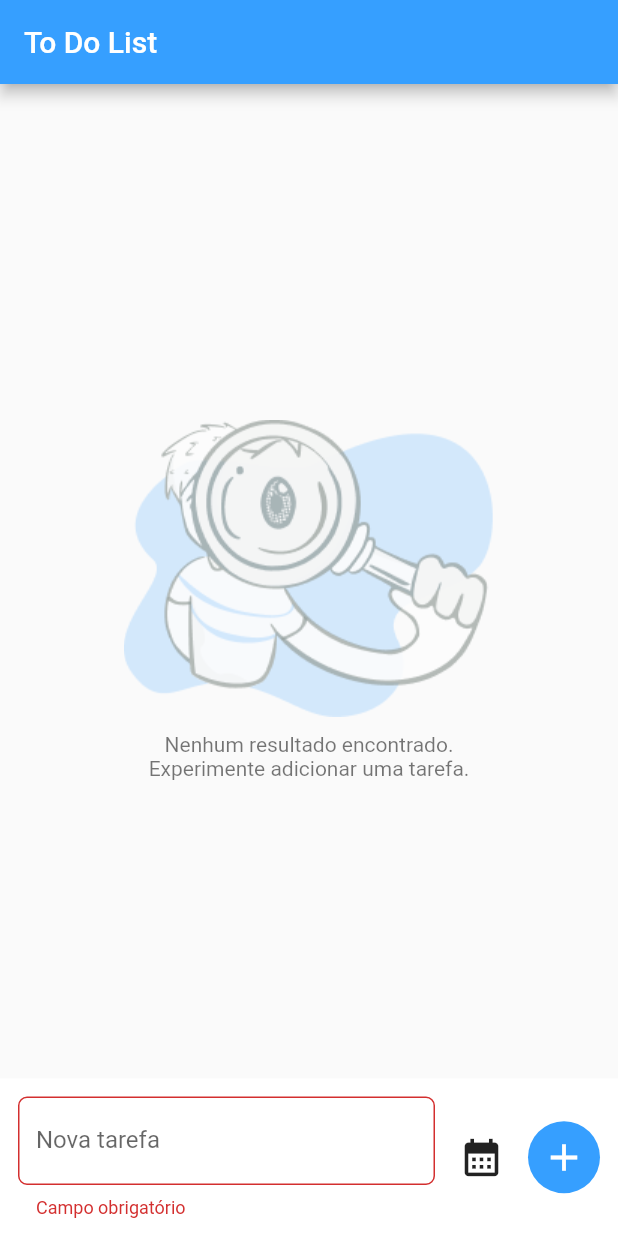
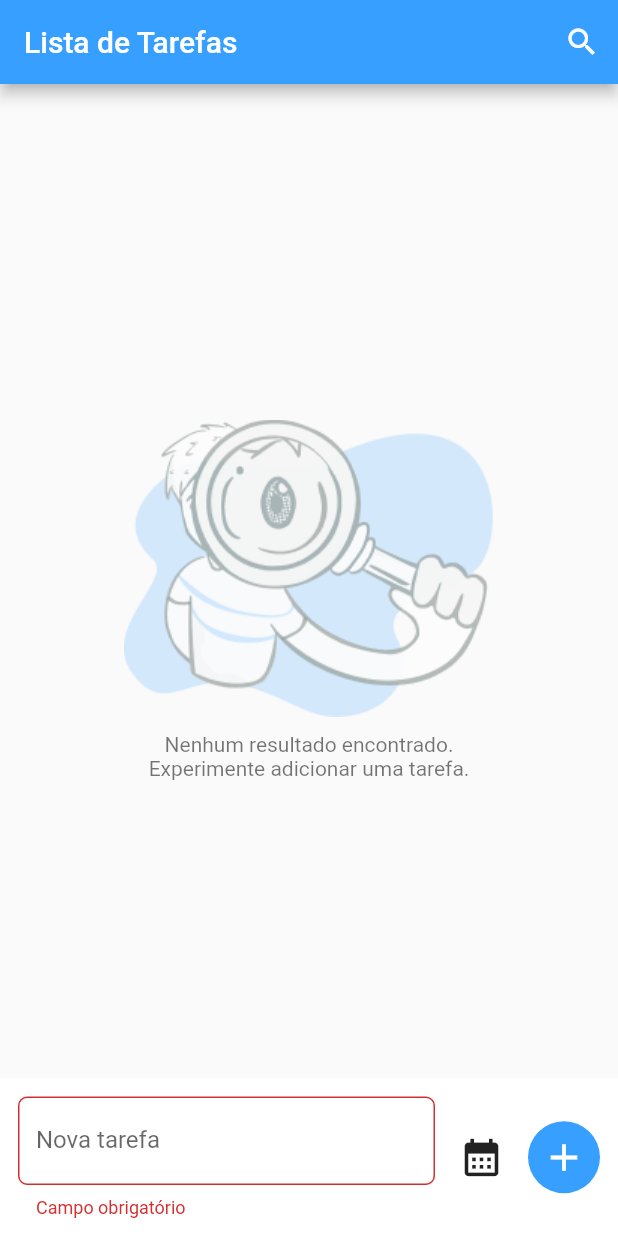
Before and after one commit to AlexFlorenco/to-do-list-ldc, a Flutter app: the screen it shows after launch, after a tap on the "add" icon, on a phone screen of 412 x 824 dp. Run offline on Flutter 3.47's test engine with Material 3 defaults, Android fonts, the phone set to English and light mode, and no system bars; our stand-ins replace shared_preferences.

Commit message:
feat: Search tasks and bug fix

```diff
--- a/lib/app/pages/todo_page.dart
+++ b/lib/app/pages/todo_page.dart
@@ -21,9 +21,13 @@ class _ToDoPageState extends State<ToDoPage> {
       ToDoController.getInstance(ToDoService());
   final _formKey = GlobalKey<FormState>();
   final _titleTaskEditingController = TextEditingController();
+  final _searchTaskEditingController = TextEditingController();
   String? _deadlineTaskValue;
+  final FocusNode _searchFocusNode = FocusNode();
+  final FocusNode _taskFocusNode = FocusNode();
 
   bool _isAddButton = true;
+  bool _isSearching = false;
   int? _selectedTaskIndex;
   Task? _selectedTask;
 
@@ -43,12 +47,53 @@ class _ToDoPageState extends State<ToDoPage> {
   Widget build(BuildContext context) {
     return Scaffold(
       appBar: AppBar(
-        backgroundColor: AppColor.primary,
-        title: const Text('To Do List'),
+        backgroundColor:
+            MediaQuery.platformBrightnessOf(context) == Brightness.light
+                ? AppColor.primary
+                : AppColor.primaryDark,
+        title: const Text('Lista de Tarefas'),
+        actions: [
+          IconButton(
+            icon: const Icon(Icons.search),
+            onPressed: () {
+              _isSearching = !_isSearching;
+              _searchFocusNode.requestFocus();
+              _clearInputs();
+              setState(() {});
+            },
+          ),
+        ],
       ),
       body: Stack(
         children: [
-          _toDoController.toDoList.isEmpty
+          Column(
+            children: [
+              _isSearching
+                  ? Padding(
+                      padding: const EdgeInsets.all(12),
+                      child: Row(
+                        children: [
+                          Expanded(
+                            child: CustomTextFormField(
+                              controller: _searchTaskEditingController,
+                              label: 'Buscar tarefa',
+                              onPressed: _clearInputs,
+                              focusNode: _searchFocusNode,
+                              onSubmit: () {
+                                // _isSearching = false;
+                                // setState(() {});
+                              },
+                              onChanged: (value) {
+                                _toDoController.searchTask(value.trim());
+                              },
+                            ),
+                          ),
+                        ],
+                      ),
+                    )
+                  : Container(),
+              Expanded(
+                child: _toDoController.toDoList.isEmpty
                     ? const EmptyWidget()
                     : ListView.separated(
                         padding: const EdgeInsets.fromLTRB(10, 20, 10, 150),
@@ -58,6 +103,7 @@ class _ToDoPageState extends State<ToDoPage> {
                           var task = _toDoController.toDoList[index];
                           return GestureDetector(
                             onTap: () {
+                              _taskFocusNode.requestFocus();
                               _selectedTaskIndex = index;
                               _selectedTask = task;
                               setState(() {
@@ -79,11 +125,17 @@ class _ToDoPageState extends State<ToDoPage> {
                                   PopupMenuItem(
                                     child: const Text('Deletar'),
                                     onTap: () {
-                                _toDoController.deleteTask(index: index);
+                                      _toDoController.deleteTask(
+                                          index: index,
+                                          title: task.title,
+                                          deadline: task.deadline);
                                       _clearInputs();
-                                ScaffoldMessenger.of(context).showSnackBar(
+                                      ScaffoldMessenger.of(context)
+                                          .showSnackBar(
                                         SnackbarWidget(
-                                    message: "Tarefa removida com sucesso!",
+                                          message:
+                                              "Tarefa removida com sucesso!",
+                                          context: context,
                                         ),
                                       );
                                     },
@@ -95,13 +147,20 @@ class _ToDoPageState extends State<ToDoPage> {
                           );
                         },
                       ),
+              ),
+            ],
+          ),
           Positioned(
             bottom: 0,
             left: 0,
             right: 0,
             child: Container(
               padding: const EdgeInsets.all(12),
-              decoration: const BoxDecoration(color: AppColor.light),
+              decoration: BoxDecoration(
+                  color: MediaQuery.platformBrightnessOf(context) ==
+                          Brightness.light
+                      ? AppColor.light
+                      : AppColor.lightDark),
               child: SafeArea(
                 child: Row(
                   children: [
@@ -113,34 +172,40 @@ class _ToDoPageState extends State<ToDoPage> {
                             if (_formKey.currentState!.validate()) {
                               _isAddButton
                                   ? _toDoController.createTask(
-                                      _titleTaskEditingController.text,
+                                      _titleTaskEditingController.text.trim(),
                                       _deadlineTaskValue,
                                     )
                                   : _toDoController.updateTask(
                                       _deadlineTaskValue,
                                       index: _selectedTaskIndex!,
-                                      title: _titleTaskEditingController.text,
+                                      title: _titleTaskEditingController.text
+                                          .trim(),
                                       status: _selectedTask!.status,
                                       isCompleted: _selectedTask!.isCompleted,
+                                      isSearching: _isSearching,
                                     );
                               _isAddButton
                                   ? ScaffoldMessenger.of(context).showSnackBar(
                                       SnackbarWidget(
-                                          message:
-                                              "Tarefa criada com sucesso!"),
+                                        message: "Tarefa criada com sucesso!",
+                                        context: context,
+                                      ),
                                     )
                                   : ScaffoldMessenger.of(context).showSnackBar(
                                       SnackbarWidget(
                                         message:
                                             "Tarefa atualizada com sucesso!",
+                                        context: context,
                                       ),
                                     );
                             }
+                            _isSearching = false;
                             _clearInputs();
                           },
                           controller: _titleTaskEditingController,
                           onPressed: _clearInputs,
                           label: _isAddButton ? 'Nova tarefa' : 'Editar tarefa',
+                          focusNode: _taskFocusNode,
                         ),
                       ),
                     ),
@@ -156,13 +221,15 @@ class _ToDoPageState extends State<ToDoPage> {
                             onPressed: () {
                               if (_formKey.currentState!.validate()) {
                                 _toDoController.createTask(
-                                  _titleTaskEditingController.text,
+                                  _titleTaskEditingController.text.trim(),
                                   _deadlineTaskValue,
                                 );
+                                _isSearching = false;
                                 _clearInputs();
                                 ScaffoldMessenger.of(context).showSnackBar(
                                   SnackbarWidget(
                                     message: "Tarefa criada com sucesso!",
+                                    context: context,
                                   ),
                                 );
                               }
@@ -175,14 +242,18 @@ class _ToDoPageState extends State<ToDoPage> {
                                 _toDoController.updateTask(
                                   _deadlineTaskValue,
                                   index: _selectedTaskIndex!,
-                                  title: _titleTaskEditingController.text,
+                                  title:
+                                      _titleTaskEditingController.text.trim(),
                                   status: _selectedTask!.status,
                                   isCompleted: _selectedTask!.isCompleted,
+                                  isSearching: _isSearching,
                                 );
+                                _isSearching = false;
                                 _clearInputs();
                                 ScaffoldMessenger.of(context).showSnackBar(
                                   SnackbarWidget(
                                     message: "Tarefa atualizada com sucesso!",
+                                    context: context,
                                   ),
                                 );
                               }
@@ -214,7 +285,9 @@ class _ToDoPageState extends State<ToDoPage> {
 
   _clearInputs() {
     _titleTaskEditingController.clear();
+    _searchTaskEditingController.clear();
     _deadlineTaskValue = null;
     _isAddButton = true;
+    _toDoController.getToDoList();
   }
 }
--- a/lib/app/widgets/custom_text_form_field_widget.dart
+++ b/lib/app/widgets/custom_text_form_field_widget.dart
@@ -6,6 +6,8 @@ class CustomTextFormField extends StatelessWidget {
   final TextEditingController controller;
   final Function onPressed;
   final Function onSubmit;
+  final Function(String)? onChanged;
+  final FocusNode? focusNode;
   final String label;
 
   const CustomTextFormField({
@@ -13,6 +15,8 @@ class CustomTextFormField extends StatelessWidget {
     required this.controller,
     required this.onPressed,
     required this.onSubmit,
+    this.onChanged,
+    this.focusNode,
     required this.label,
   });
 
@@ -22,15 +26,25 @@ class CustomTextFormField extends StatelessWidget {
       validator: (value) {
         if (value == null || value == "") {
           return 'Campo obrigatório';
+        } else if (value.trim() == "") {
+          return 'Tarefa inválida';
         }
         return null;
       },
+      focusNode: focusNode,
       controller: controller,
       onFieldSubmitted: (value) => onSubmit(),
+      onChanged: onChanged,
       decoration: InputDecoration(
         enabledBorder: OutlineInputBorder(
             borderRadius: BorderRadius.circular(6),
-            borderSide: const BorderSide(width: 2, color: AppColor.primary)),
+            borderSide: BorderSide(
+              width: 2,
+              color:
+                  MediaQuery.platformBrightnessOf(context) == Brightness.light
+                      ? AppColor.primary
+                      : AppColor.primaryDark,
+            )),
         border: OutlineInputBorder(
           borderRadius: BorderRadius.circular(6),
         ),
```
Also changed, not shown: lib/app/controllers/i_todo_controller.dart (+7 -4 lines), lib/app/controllers/todo_controller.dart (+81 -21 lines), lib/app/widgets/task_widget.dart (+24 -6 lines). Lines whose indentation alone changed are shown as unchanged.
